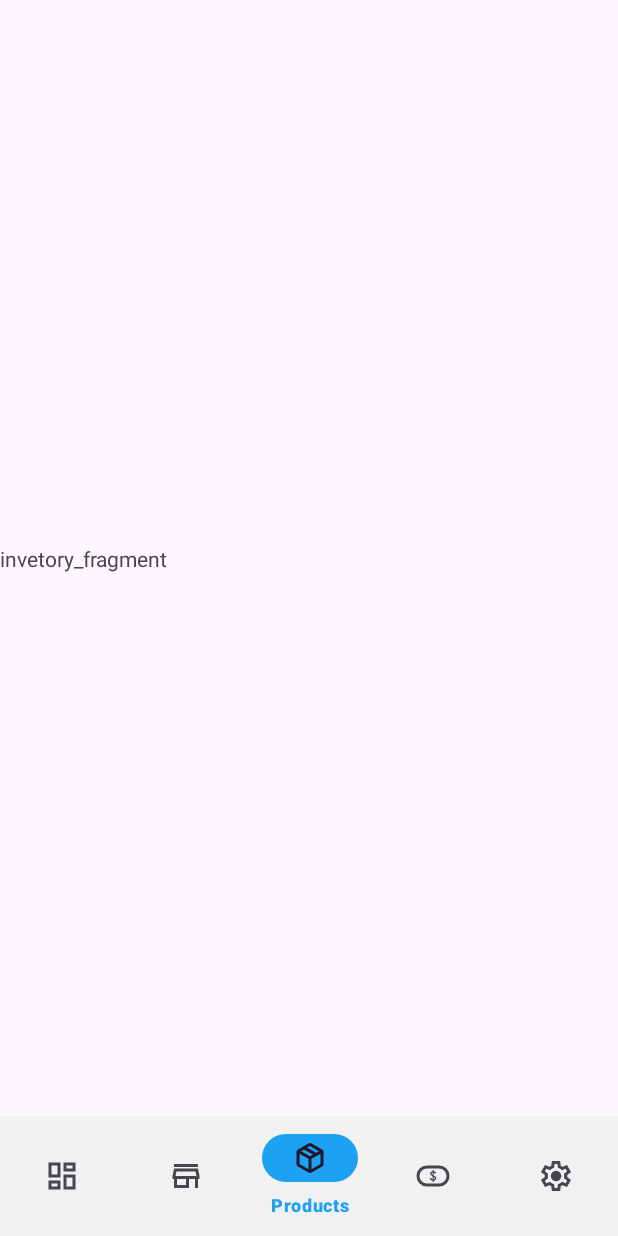
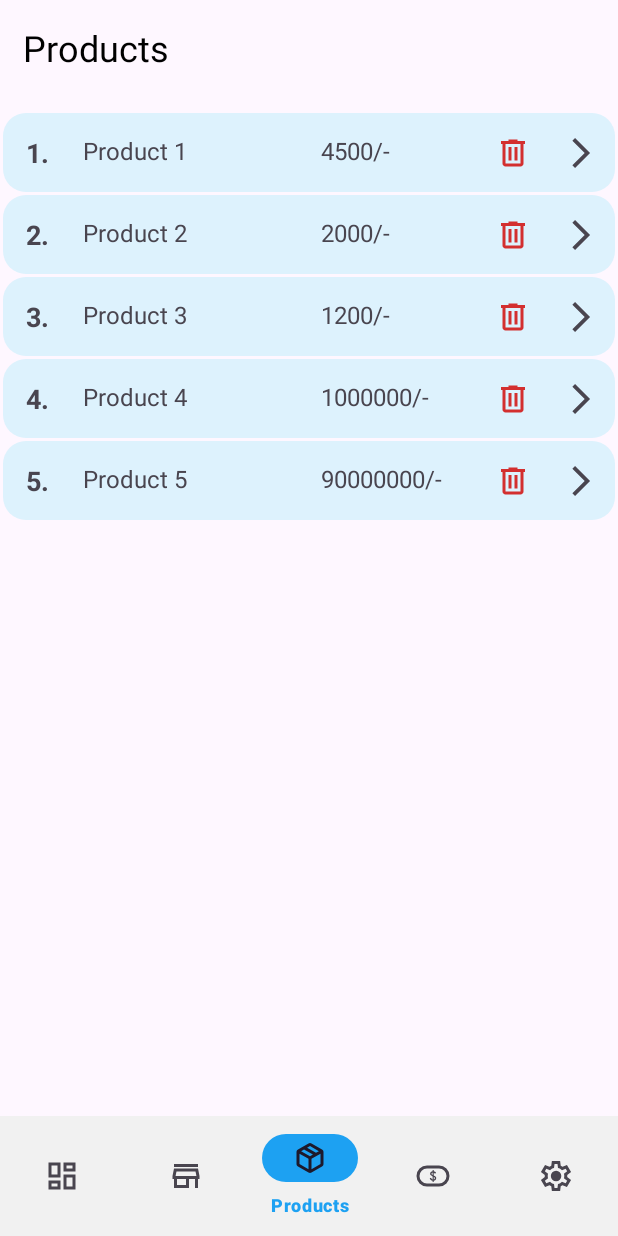
Before and after one commit to Vanshpanchal/IMS, an Android app: the MainActivity screen opened directly, with no data from a screen before it, item 3 of the bottom bar chosen, on a phone screen of 412 x 824 dp. Run offline under Robolectric (Android 15) with nearby library versions, the phone set to English and light mode, and no system bars.

Commit message:
Product Fragment

```diff
--- a/app/src/main/java/com/example/ims/MainActivity.kt
+++ b/app/src/main/java/com/example/ims/MainActivity.kt
@@ -33,6 +33,9 @@ class MainActivity : AppCompatActivity() {
                 R.id.item_2 -> {
                     replacefragement(inventory())
                 }
+                R.id.item_3 -> {
+                    replacefragement(product())
+                }
             }
             true
         }
--- /dev/null
+++ b/app/src/main/java/com/example/ims/product.kt
@@ -0,0 +1,70 @@
+package com.example.ims
+
+import android.os.Bundle
+import android.util.Log
+import androidx.fragment.app.Fragment
+import android.view.LayoutInflater
+import android.view.View
+import android.view.ViewGroup
+import androidx.recyclerview.widget.LinearLayoutManager
+import com.example.ims.databinding.FragmentDashboardBinding
+import com.example.ims.databinding.FragmentProductBinding
+import com.google.android.material.bottomsheet.BottomSheetDialog
+import kotlin.math.log
+
+
+class product : Fragment() {
+    private lateinit var productAdapter: product_adapter
+    lateinit var binding: FragmentProductBinding
+    lateinit var previewDialog: BottomSheetDialog
+    override fun onCreateView(
+        inflater: LayoutInflater, container: ViewGroup?,
+        savedInstanceState: Bundle?
+    ): View? {
+        binding = FragmentProductBinding.inflate(inflater, container, false)
+        // Inflate the layout for this fragment
+        return binding.root
+    }
+
+    override fun onViewCreated(view: View, savedInstanceState: Bundle?) {
+        super.onViewCreated(view, savedInstanceState)
+
+        val recyclerView = binding.rvProduct
+        recyclerView.layoutManager = LinearLayoutManager(requireContext())
+
+        val items = listOf(
+            product_list("Product 1", "4500/-"),
+            product_list("Product 2", "2000/-"),
+            product_list("Product 3", "1200/-"),
+            product_list("Product 4", "1000000/-"),
+            product_list("Product 5", "90000000/-"),
+        )
+
+        previewDialog = BottomSheetDialog(requireContext())
+
+        productAdapter = product_adapter(items)
+        recyclerView.adapter = productAdapter
+
+        productAdapter.onItem(object : product_adapter.onitemclick {
+            override fun itemClickListener(position: Int) {
+                Log.d("hello", "itemClickListener: ${position}")
+                val view =
+                    View.inflate(requireContext(), R.layout.preview_dialog, null)
+                previewDialog.setContentView(view)
+                previewDialog.show()
+                previewDialog.setCancelable(true)
+                previewDialog.setCanceledOnTouchOutside(true)
+
+            }
+
+        })
+
+        productAdapter.ondelete(object : product_adapter.onitemclick {
+            override fun itemClickListener(position: Int) {
+                Log.d("hello", "delete itemClickListener: ${position}")
+
+            }
+
+        })
+    }
+}
--- /dev/null
+++ b/app/src/main/java/com/example/ims/product_adapter.kt
@@ -0,0 +1,63 @@
+package com.example.ims
+
+import android.view.LayoutInflater
+import android.view.View
+import android.view.ViewGroup
+import android.widget.ImageButton
+import android.widget.TextView
+import androidx.recyclerview.widget.RecyclerView
+
+class product_adapter(private val items: List<product_list>) :
+    RecyclerView.Adapter<product_adapter.ProductViewHolder>() {
+    lateinit var mylistener: onitemclick
+    lateinit var deletelistener: onitemclick
+
+    interface onitemclick {
+        fun itemClickListener(position: Int)
+    }
+
+    fun onItem(listener: onitemclick) {
+        mylistener = listener
+    }
+
+    fun ondelete(delListener: onitemclick) {
+        deletelistener = delListener
+    }
+
+    class ProductViewHolder(view: View, listener: onitemclick, deletelistener: onitemclick) :
+        RecyclerView.ViewHolder(view) {
+        val product_title: TextView = view.findViewById(R.id.p_name)
+        val product_price: TextView = view.findViewById(R.id.p_price)
+        val product_no: TextView = view.findViewById(R.id.p_no)
+        val del: ImageButton = view.findViewById(R.id.delete)
+
+        init {
+            view.setOnClickListener {
+                listener.itemClickListener(adapterPosition)
+            }
+            view.findViewById<ImageButton>(R.id.delete).setOnClickListener {
+                deletelistener.itemClickListener(adapterPosition)
+            }
+        }
+    }
+
+    override fun onCreateViewHolder(
+        parent: ViewGroup,
+        viewType: Int
+    ): product_adapter.ProductViewHolder {
+        val view = LayoutInflater.from(parent.context).inflate(R.layout.rv_one, parent, false)
+        return ProductViewHolder(view, mylistener, deletelistener)
+    }
+
+    override fun onBindViewHolder(holder: product_adapter.ProductViewHolder, position: Int) {
+        val item = items[position]
+        val p_no = position + 1
+        holder.product_title.text = item.title
+        holder.product_price.text = item.price
+        holder.product_no.text = p_no.toString() + "."
+    }
+
+    override fun getItemCount(): Int {
+        return items.size
+    }
+}
--- /dev/null
+++ b/app/src/main/java/com/example/ims/product_list.kt
@@ -0,0 +1,3 @@
+package com.example.ims
+
+data class product_list(val title: String, val price: String)
--- a/app/src/main/res/drawable/bg_2.xml
+++ b/app/src/main/res/drawable/bg_2.xml
@@ -2,5 +2,6 @@
 <shape xmlns:android="http://schemas.android.com/apk/res/android" android:shape="rectangle">
     <corners android:bottomRightRadius="8dp" android:topRightRadius="8dp"/>
     <solid android:color="#2AACACAC"/>
-    <stroke android:width="1dp" android:color="@color/d_grey"/>
+    <stroke android:width="1dp" android:color="@color/grey"/>
+
 </shape>
--- /dev/null
+++ b/app/src/main/res/drawable/bg_3.xml
@@ -0,0 +1,5 @@
+<?xml version="1.0" encoding="utf-8"?>
+<shape xmlns:android="http://schemas.android.com/apk/res/android" android:shape="rectangle">
+<corners android:radius="15sp"/>
+    <solid android:color="@color/blue3"/>
+</shape>
--- a/app/src/main/res/drawable/bg_1.xml
+++ b/app/src/main/res/drawable/bg_5.xml
@@ -1,6 +1,6 @@
 <?xml version="1.0" encoding="utf-8"?>
 <shape xmlns:android="http://schemas.android.com/apk/res/android" android:shape="rectangle">
-<corners android:topLeftRadius="8dp" android:bottomLeftRadius="8dp"/>
-    <solid android:color="#5CACACAC"/>
-    <stroke android:width="1dp" android:color="@color/d_grey"/>
+    <corners android:topLeftRadius="8dp" android:bottomLeftRadius="8dp"/>
+    <solid android:color="#9CACACAC"/>
+    <!--    <stroke android:width="1dp" android:color="@color/d_grey"/>-->
 </shape>
--- /dev/null
+++ b/app/src/main/res/drawable/delete_24px.xml
@@ -0,0 +1,10 @@
+<vector xmlns:android="http://schemas.android.com/apk/res/android"
+    android:width="24dp"
+    android:height="24dp"
+    android:viewportWidth="960"
+    android:viewportHeight="960"
+    android:tint="@color/red">
+  <path
+      android:fillColor="@android:color/white"
+      android:pathData="M280,840Q247,840 223.5,816.5Q200,793 200,760L200,240L160,240L160,160L360,160L360,120L600,120L600,160L800,160L800,240L760,240L760,760Q760,793 736.5,816.5Q713,840 680,840L280,840ZM680,240L280,240L280,760Q280,760 280,760Q280,760 280,760L680,760Q680,760 680,760Q680,760 680,760L680,240ZM360,680L440,680L440,320L360,320L360,680ZM520,680L600,680L600,320L520,320L520,680ZM280,240L280,240L280,760Q280,760 280,760Q280,760 280,760L280,760Q280,760 280,760Q280,760 280,760L280,240Z"/>
+</vector>
--- /dev/null
+++ b/app/src/main/res/layout/fragment_product.xml
@@ -0,0 +1,33 @@
+<?xml version="1.0" encoding="utf-8"?>
+<androidx.constraintlayout.widget.ConstraintLayout xmlns:android="http://schemas.android.com/apk/res/android"
+    xmlns:app="http://schemas.android.com/apk/res-auto"
+    xmlns:tools="http://schemas.android.com/tools"
+    android:layout_width="match_parent"
+    android:layout_height="match_parent"
+    tools:context=".product">
+
+    <TextView
+        android:id="@+id/textView"
+        android:layout_width="match_parent"
+        android:layout_height="wrap_content"
+        android:layout_marginVertical="15dp"
+        android:paddingHorizontal="15dp"
+        android:text="@string/products"
+        android:textColor="@color/black"
+        android:textSize="24sp"
+        app:layout_constraintEnd_toEndOf="parent"
+        app:layout_constraintStart_toStartOf="parent"
+        app:layout_constraintTop_toTopOf="parent" />
+
+    <androidx.recyclerview.widget.RecyclerView
+        android:id="@+id/rv_product"
+        android:layout_width="match_parent"
+        android:layout_height="wrap_content"
+        android:orientation="vertical"
+        android:layout_marginTop="25dp"
+        android:visibility="visible"
+        app:layout_constraintEnd_toEndOf="parent"
+        app:layout_constraintStart_toStartOf="parent"
+        app:layout_constraintTop_toBottomOf="@+id/textView" />
+
+</androidx.constraintlayout.widget.ConstraintLayout>
--- /dev/null
+++ b/app/src/main/res/layout/rv_one.xml
@@ -0,0 +1,144 @@
+<?xml version="1.0" encoding="utf-8"?>
+<androidx.constraintlayout.widget.ConstraintLayout xmlns:android="http://schemas.android.com/apk/res/android"
+    xmlns:app="http://schemas.android.com/apk/res-auto"
+    xmlns:tools="http://schemas.android.com/tools"
+    android:layout_width="match_parent"
+    android:layout_height="wrap_content">
+
+<!--    <LinearLayout-->
+<!--        android:layout_width="0dp"-->
+<!--        android:layout_height="wrap_content"-->
+<!--        android:layout_margin="2dp"-->
+<!--        android:weightSum="11"-->
+<!--        android:background="@drawable/bg_3"-->
+<!--        android:orientation="horizontal"-->
+<!--        android:paddingHorizontal="5sp"-->
+<!--        android:paddingVertical="5dp"-->
+<!--        app:cardCornerRadius="8dp"-->
+<!--        app:layout_constraintEnd_toEndOf="parent"-->
+<!--        app:layout_constraintStart_toStartOf="parent"-->
+<!--        app:layout_constraintTop_toTopOf="parent">-->
+
+<!--        <TextView-->
+<!--            android:id="@+id/p_no"-->
+<!--            android:layout_weight="8"-->
+<!--            android:layout_width="0dp"-->
+<!--            android:layout_height="wrap_content"-->
+<!--            android:layout_gravity="center_vertical"-->
+<!--            android:layout_marginHorizontal="12dp"-->
+<!--            android:text="1"-->
+<!--            android:textSize="16sp"-->
+<!--            android:textStyle="bold" />-->
+
+<!--        <TextView-->
+<!--            android:id="@+id/p_name"-->
+<!--            android:layout_width="wrap_content"-->
+<!--            android:layout_height="wrap_content"-->
+<!--            android:layout_gravity="center_vertical"-->
+<!--            android:layout_marginHorizontal="12dp"-->
+<!--            android:padding="12sp"-->
+<!--            android:text="Product Name 1"-->
+<!--            android:textSize="16sp"-->
+<!--            android:textStyle="bold" />-->
+
+<!--        <TextView-->
+<!--            android:id="@+id/p_price"-->
+<!--            android:layout_width="wrap_content"-->
+<!--            android:layout_height="wrap_content"-->
+<!--            android:layout_gravity="center_vertical"-->
+<!--            android:layout_marginStart="12dp"-->
+<!--            android:padding="12sp"-->
+<!--            android:text="4500/-"-->
+<!--            android:textSize="16sp"-->
+<!--            android:textStyle="bold" />-->
+
+<!--        <ImageView-->
+<!--            android:layout_width="wrap_content"-->
+<!--            android:layout_height="wrap_content"-->
+<!--            android:layout_gravity="center_vertical"-->
+<!--            android:layout_marginStart="20dp"-->
+<!--            android:contentDescription="@string/icon"-->
+<!--            android:scaleType="centerCrop"-->
+<!--            android:src="@drawable/delete_24px" />-->
+
+<!--        <ImageView-->
+<!--            android:layout_width="wrap_content"-->
+<!--            android:layout_height="wrap_content"-->
+<!--            android:layout_gravity="center_vertical"-->
+<!--            android:layout_marginStart="18sp"-->
+<!--            android:contentDescription="@string/icon"-->
+
+<!--            android:scaleType="centerCrop"-->
+<!--            android:src="@drawable/arrow_forward_ios_24px" />-->
+
+<!--    </LinearLayout>-->
+    <LinearLayout
+        android:id="@+id/LinearLayout"
+        android:layout_margin="2dp"
+        android:layout_width="match_parent"
+        android:layout_height="wrap_content"
+        android:orientation="horizontal"
+        android:weightSum="9"
+        android:background="@drawable/bg_3"
+        android:paddingVertical="4sp"
+        app:layout_constraintEnd_toEndOf="parent"
+        app:layout_constraintStart_toStartOf="parent"
+        app:layout_constraintTop_toTopOf="parent">
+
+        <TextView
+            android:id="@+id/p_no"
+            android:layout_width="0dp"
+            android:layout_height="match_parent"
+            android:layout_weight="1"
+            android:paddingVertical="10sp"
+            android:textAlignment="center"
+            android:textSize="18sp"
+            android:textStyle="bold"
+            tools:text="1" />
+
+        <TextView
+            android:id="@+id/p_name"
+            android:layout_width="0dp"
+            android:layout_height="match_parent"
+            android:layout_weight="3.5"
+            android:paddingHorizontal="8sp"
+            android:layout_gravity="center_vertical"
+            android:paddingVertical="10sp"
+            android:textSize="16sp"
+            tools:text="1" />
+        <TextView
+            android:id="@+id/p_price"
+            android:layout_width="0dp"
+            android:layout_height="match_parent"
+            android:layout_gravity="center_vertical"
+            android:layout_weight="2.5"
+            android:paddingHorizontal="8sp"
+            android:paddingVertical="10sp"
+            android:textSize="16sp"
+            tools:text="1" />
+
+        <ImageButton
+            android:id="@+id/delete"
+            android:layout_width="0dp"
+            android:layout_height="match_parent"
+            android:layout_gravity="center_vertical"
+            android:clickable="true"
+            android:focusable="true"
+            android:layout_weight="1"
+            android:background="@color/transparent"
+            android:contentDescription="@string/todo"
+            android:src="@drawable/delete_24px" />
+
+
+        <ImageButton
+            android:id="@+id/open"
+            android:layout_width="0dp"
+            android:layout_gravity="center_vertical"
+            android:layout_height="match_parent"
+            android:layout_weight="1"
+            android:background="#00000000"
+            android:contentDescription="@string/todo"
+            android:src="@drawable/arrow_forward_ios_24px" />
+    </LinearLayout>
+
+</androidx.constraintlayout.widget.ConstraintLayout>
--- a/app/src/main/res/values/colors.xml
+++ b/app/src/main/res/values/colors.xml
@@ -3,8 +3,11 @@
     <color name="black">#FF000000</color>
     <color name="white">#FFFFFFFF</color>
     <color name="blue">#1DA1F2</color>
+    <color name="blue2">#F06ABCEF</color>
     <color name="l_blue">#68D2E8</color>
+    <color name="blue3">#DDF2FD</color>
     <color name="red">#D32F2F</color>
+    <color name="transparent">#00FFFFFF</color>
     <color name="d_grey">#595959</color>
     <color name="grey">#F1F1F1</color>
 </resources>
--- a/app/src/main/res/values/strings.xml
+++ b/app/src/main/res/values/strings.xml
@@ -39,4 +39,6 @@
     <string name="all_item_groups">All Item Groups</string>
     <string name="all_items">All Items</string>
     <string name="settings">Settings</string>
+    <string name="icon">icon</string>
+    <string name="todo">TODO</string>
 </resources>
```
Also changed, not shown: app/src/main/res/drawable/bg_4.xml (added, +16 -0 lines), app/src/main/res/drawable/preview_24px.xml (added, +10 -0 lines), app/src/main/res/drawable/shape_bg.xml (added, +7 -0 lines), app/src/main/res/layout/preview_dialog.xml (added, +139 -0 lines).
